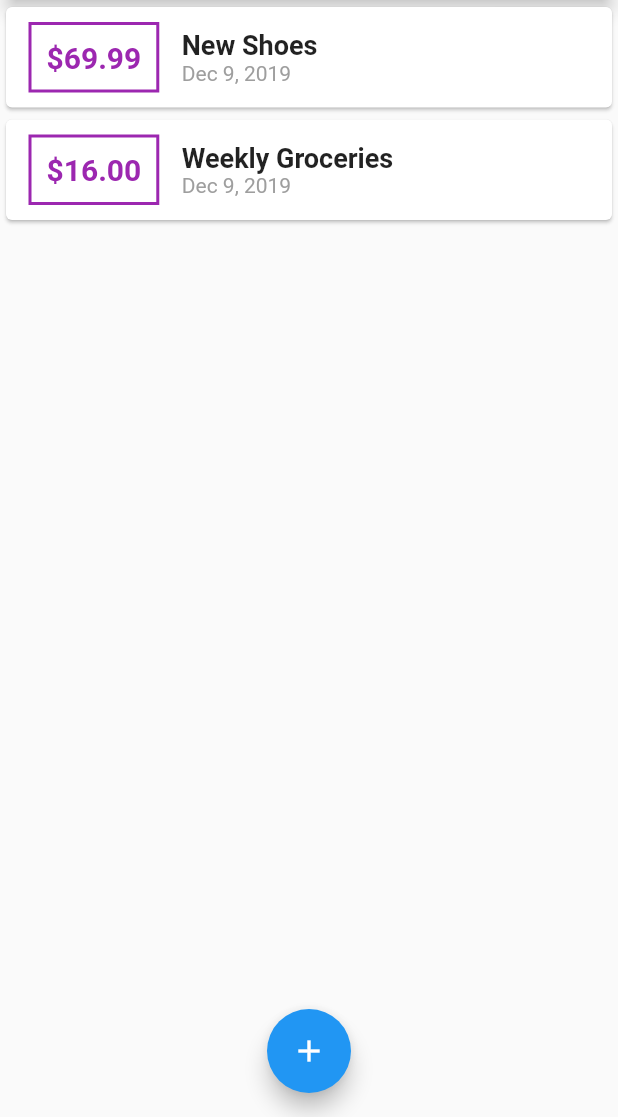
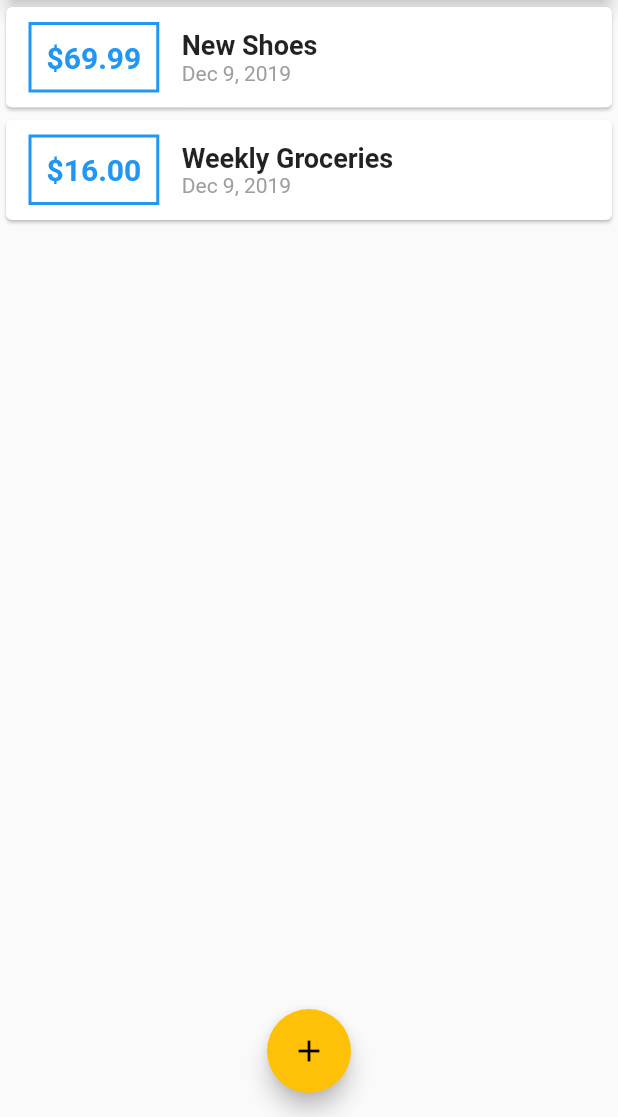
Before and after one commit to mricky/flutter_personal_expense, a Flutter app: the screen it shows after launch, on a phone screen of 412 x 824 dp, the part 119-1236 px from its top. Run offline on Flutter 3.47's test engine with Material 2 defaults, Android fonts, the phone set to English and light mode, and no system bars.

Commit message:
configuring & Using Theme

```diff
--- a/lib/main.dart
+++ b/lib/main.dart
@@ -5,10 +5,25 @@ import 'package:flutter_personal_expense/widgets/transaction_list.dart';
 import './widgets/new_transaction.dart';
 import './models/transaction.dart';
 void main() => runApp(MaterialApp(
-  home: MyHomePage(),
+  home: MyApp(),
 ));
 
 
+class MyApp extends StatelessWidget {
+  @override
+  Widget build(BuildContext context) {
+    return MaterialApp(
+      title: 'Personal Expenses',
+      theme: ThemeData(
+        primarySwatch: Colors.blue,
+        accentColor: Colors.amber,
+
+
+      ),
+      home: MyHomePage(),
+    );
+  }
+}
 class MyHomePage extends StatefulWidget {
 
   @override
@@ -54,9 +69,7 @@ class _MyHomePageState extends State<MyHomePage> {
 
   @override
   Widget build(BuildContext context) {
-    return MaterialApp(
-      title: 'Flutter App',
-      home:  Scaffold(
+    return Scaffold(
       appBar: AppBar(
         title: Text("Personal Expense"),
         actions: <Widget>[
@@ -86,10 +99,10 @@ class _MyHomePageState extends State<MyHomePage> {
       ),
       floatingActionButtonLocation: FloatingActionButtonLocation.centerFloat,
       floatingActionButton: FloatingActionButton(
+
         child: Icon(Icons.add),
         onPressed: ()=> _startAddNewTransaction(context)
         ),
-      ),
     );
   }
 }
--- a/lib/widgets/transaction_list.dart
+++ b/lib/widgets/transaction_list.dart
@@ -20,13 +20,19 @@ class TransactionList extends StatelessWidget {
                       margin: EdgeInsets.symmetric(
                       vertical: 10,
                       horizontal: 15),
-                      decoration: BoxDecoration(border: Border.all(color: Colors.purple, width: 2)),
+                      decoration: BoxDecoration(
+                        border: Border.all(
+                          color: Theme.of(context).primaryColor,
+                          width: 2
+                          ),
+                        ),
                       padding: EdgeInsets.all(10),
+
                         child:
                           Text(
                               '\$${transactions[index].amount.toStringAsFixed(2)}',
                           style: TextStyle(fontWeight: FontWeight.bold, fontSize: 20,
-                          color: Colors.purple,),
+                          color: Theme.of(context).primaryColor),
                           ),
                     ),
                      Column(
```
Also changed, not shown: lib/widgets/user_transaction.dart (deleted, +0 -43 lines).
